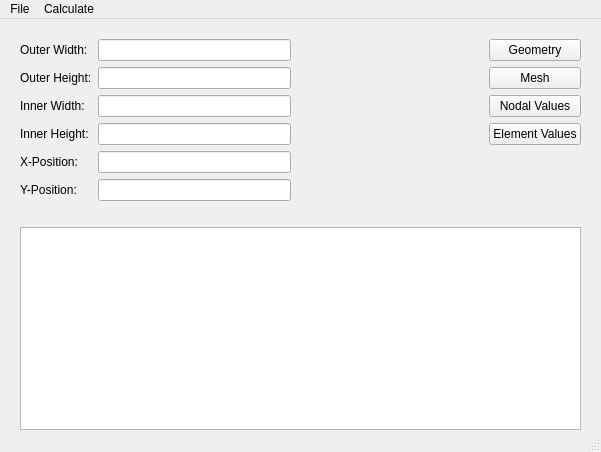
Qt form mainwindow.ui (samuelselleck/finite-element-heat-app) before a commit.
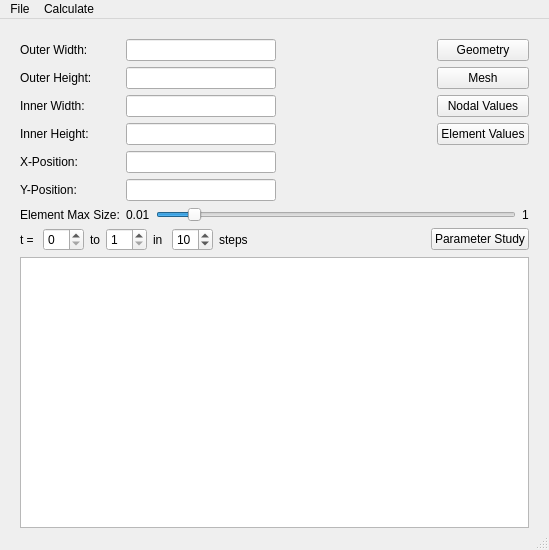
The same form after that commit.

Commit message: parameter study gui finished

```diff
--- a/mainwindow.ui
+++ b/mainwindow.ui
@@ -6,8 +6,8 @@
    <rect>
     <x>0</x>
     <y>0</y>
-    <width>601</width>
-    <height>452</height>
+    <width>549</width>
+    <height>550</height>
    </rect>
   </property>
   <property name="windowTitle">
@@ -38,16 +38,6 @@
       <property name="rightMargin">
        <number>0</number>
       </property>
-      <item row="0" column="0">
-       <widget class="QLabel" name="label">
-        <property name="text">
-         <string>Outer Width:</string>
-        </property>
-       </widget>
-      </item>
-      <item row="0" column="1">
-       <widget class="QLineEdit" name="outer_width"/>
-      </item>
       <item row="0" column="3">
        <widget class="QPushButton" name="geometry_button">
         <property name="text">
@@ -55,15 +45,8 @@
         </property>
        </widget>
       </item>
-      <item row="1" column="0">
-       <widget class="QLabel" name="label_2">
-        <property name="text">
-         <string>Outer Height:</string>
-        </property>
-       </widget>
-      </item>
-      <item row="1" column="1">
-       <widget class="QLineEdit" name="outer_height"/>
+      <item row="5" column="1">
+       <widget class="QLineEdit" name="y_position"/>
       </item>
       <item row="1" column="3">
        <widget class="QPushButton" name="mesh_button">
@@ -72,20 +55,6 @@
         </property>
        </widget>
       </item>
-      <item row="2" column="0">
-       <widget class="QLabel" name="label_4">
-        <property name="text">
-         <string>Inner Width:</string>
-        </property>
-       </widget>
-      </item>
-      <item row="2" column="3">
-       <widget class="QPushButton" name="nodal_values_button">
-        <property name="text">
-         <string>Nodal Values</string>
-        </property>
-       </widget>
-      </item>
       <item row="3" column="0">
        <widget class="QLabel" name="label_5">
         <property name="text">
@@ -93,9 +62,36 @@
         </property>
        </widget>
       </item>
+      <item row="2" column="3">
+       <widget class="QPushButton" name="nodal_values_button">
+        <property name="text">
+         <string>Nodal Values</string>
+        </property>
+       </widget>
+      </item>
+      <item row="0" column="1">
+       <widget class="QLineEdit" name="outer_width"/>
+      </item>
+      <item row="1" column="1">
+       <widget class="QLineEdit" name="outer_height"/>
+      </item>
       <item row="3" column="1">
        <widget class="QLineEdit" name="inner_height"/>
       </item>
+      <item row="0" column="0">
+       <widget class="QLabel" name="label">
+        <property name="text">
+         <string>Outer Width:</string>
+        </property>
+       </widget>
+      </item>
+      <item row="2" column="0">
+       <widget class="QLabel" name="label_4">
+        <property name="text">
+         <string>Inner Width:</string>
+        </property>
+       </widget>
+      </item>
       <item row="3" column="3">
        <widget class="QPushButton" name="element_values_button">
         <property name="text">
@@ -103,16 +99,26 @@
         </property>
        </widget>
       </item>
-      <item row="4" column="0">
-       <widget class="QLabel" name="label_6">
+      <item row="1" column="0">
+       <widget class="QLabel" name="label_2">
         <property name="text">
-         <string>X-Position:</string>
+         <string>Outer Height:</string>
         </property>
        </widget>
       </item>
+      <item row="2" column="1">
+       <widget class="QLineEdit" name="inner_width"/>
+      </item>
       <item row="4" column="1">
        <widget class="QLineEdit" name="x_position"/>
       </item>
+      <item row="6" column="0">
+       <widget class="QLabel" name="label_8">
+        <property name="text">
+         <string>Element Max Size:</string>
+        </property>
+       </widget>
+      </item>
       <item row="5" column="0">
        <widget class="QLabel" name="label_7">
         <property name="text">
@@ -120,12 +126,6 @@
         </property>
        </widget>
       </item>
-      <item row="5" column="1">
-       <widget class="QLineEdit" name="y_position"/>
-      </item>
-      <item row="2" column="1">
-       <widget class="QLineEdit" name="inner_width"/>
-      </item>
       <item row="0" column="2">
        <spacer name="horizontalSpacer">
         <property name="orientation">
@@ -139,14 +139,145 @@
         </property>
        </spacer>
       </item>
+      <item row="4" column="0">
+       <widget class="QLabel" name="label_6">
+        <property name="text">
+         <string>X-Position:</string>
+        </property>
+       </widget>
+      </item>
+      <item row="6" column="1" colspan="3">
+       <layout class="QHBoxLayout" name="horizontalLayout">
+        <item>
+         <widget class="QLabel" name="label_10">
+          <property name="text">
+           <string>0.01</string>
+          </property>
+         </widget>
+        </item>
+        <item>
+         <widget class="QSlider" name="element_max_size">
+          <property name="minimum">
+           <number>1</number>
+          </property>
+          <property name="maximum">
+           <number>100</number>
+          </property>
+          <property name="singleStep">
+           <number>1</number>
+          </property>
+          <property name="value">
+           <number>10</number>
+          </property>
+          <property name="orientation">
+           <enum>Qt::Horizontal</enum>
+          </property>
+          <property name="tickPosition">
+           <enum>QSlider::NoTicks</enum>
+          </property>
+         </widget>
+        </item>
+        <item>
+         <widget class="QLabel" name="label_13">
+          <property name="text">
+           <string>1</string>
+          </property>
+         </widget>
+        </item>
+       </layout>
+      </item>
      </layout>
     </item>
     <item>
-     <widget class="QLabel" name="label_3">
-      <property name="text">
-       <string/>
+     <layout class="QGridLayout" name="gridLayout_2">
+      <property name="leftMargin">
+       <number>0</number>
       </property>
-     </widget>
+      <property name="topMargin">
+       <number>0</number>
+      </property>
+      <property name="rightMargin">
+       <number>0</number>
+      </property>
+      <item row="0" column="0">
+       <widget class="QLabel" name="label_3">
+        <property name="text">
+         <string>t = </string>
+        </property>
+       </widget>
+      </item>
+      <item row="0" column="1">
+       <widget class="QSpinBox" name="t_from">
+        <property name="minimum">
+         <number>0</number>
+        </property>
+        <property name="value">
+         <number>0</number>
+        </property>
+       </widget>
+      </item>
+      <item row="0" column="5">
+       <widget class="QSpinBox" name="t_steps">
+        <property name="minimum">
+         <number>2</number>
+        </property>
+        <property name="value">
+         <number>10</number>
+        </property>
+       </widget>
+      </item>
+      <item row="0" column="7">
+       <spacer name="horizontalSpacer_3">
+        <property name="orientation">
+         <enum>Qt::Horizontal</enum>
+        </property>
+        <property name="sizeHint" stdset="0">
+         <size>
+          <width>40</width>
+          <height>20</height>
+         </size>
+        </property>
+       </spacer>
+      </item>
+      <item row="0" column="2">
+       <widget class="QLabel" name="label_12">
+        <property name="text">
+         <string>to</string>
+        </property>
+       </widget>
+      </item>
+      <item row="0" column="6">
+       <widget class="QLabel" name="label_11">
+        <property name="text">
+         <string>steps</string>
+        </property>
+       </widget>
+      </item>
+      <item row="0" column="4">
+       <widget class="QLabel" name="label_9">
+        <property name="text">
+         <string>in </string>
+        </property>
+       </widget>
+      </item>
+      <item row="0" column="8">
+       <widget class="QPushButton" name="parameter_study_button">
+        <property name="text">
+         <string>Parameter Study</string>
+        </property>
+       </widget>
+      </item>
+      <item row="0" column="3">
+       <widget class="QSpinBox" name="t_to">
+        <property name="minimum">
+         <number>1</number>
+        </property>
+        <property name="value">
+         <number>1</number>
+        </property>
+       </widget>
+      </item>
+     </layout>
     </item>
     <item>
      <widget class="QPlainTextEdit" name="report_field"/>
@@ -158,7 +289,7 @@
     <rect>
      <x>0</x>
      <y>0</y>
-     <width>601</width>
+     <width>549</width>
      <height>22</height>
     </rect>
    </property>
```
The commit also changes 8 other files.
